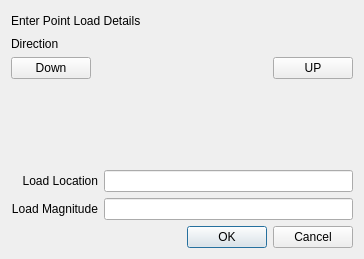
mark2661/beamCalculator, file ui/Add_pointLoad_dialog_window.ui: the form before one commit.
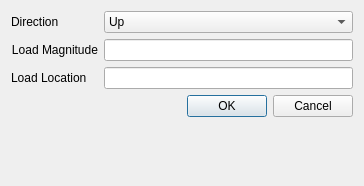
The form after the commit.

Commit message: updating main before switching to uic.loadUi

Patch:
```diff
--- a/ui/Add_pointLoad_dialog_window.ui
+++ b/ui/Add_pointLoad_dialog_window.ui
@@ -7,118 +7,41 @@
     <x>0</x>
     <y>0</y>
     <width>364</width>
-    <height>259</height>
+    <height>186</height>
    </rect>
   </property>
-  <property name="minimumSize">
-   <size>
-    <width>346</width>
-    <height>144</height>
-   </size>
-  </property>
-  <property name="maximumSize">
-   <size>
-    <width>364</width>
-    <height>259</height>
-   </size>
-  </property>
   <property name="windowTitle">
    <string>Dialog</string>
   </property>
-  <layout class="QGridLayout" name="gridLayout">
-   <item row="0" column="0" colspan="2">
-    <widget class="QLabel" name="label_3">
-     <property name="minimumSize">
-      <size>
-       <width>346</width>
-       <height>20</height>
-      </size>
-     </property>
-     <property name="maximumSize">
-      <size>
-       <width>346</width>
-       <height>20</height>
-      </size>
-     </property>
-     <property name="text">
-      <string>Enter Point Load Details </string>
-     </property>
-    </widget>
-   </item>
-   <item row="1" column="0" colspan="2">
-    <layout class="QVBoxLayout" name="verticalLayout_3">
-     <item>
+  <layout class="QFormLayout" name="formLayout">
+   <item row="2" column="0">
       <widget class="QLabel" name="label_4">
+     <property name="layoutDirection">
+      <enum>Qt::LeftToRight</enum>
+     </property>
        <property name="text">
         <string>Direction</string>
        </property>
       </widget>
      </item>
+   <item row="2" column="1">
+    <widget class="QComboBox" name="comboBox">
      <item>
-      <layout class="QHBoxLayout" name="horizontalLayout">
+      <property name="text">
+       <string>Up</string>
+      </property>
+     </item>
        <item>
-        <widget class="QPushButton" name="LoadDirectionDownButtton">
          <property name="text">
           <string>Down</string>
          </property>
-        </widget>
-       </item>
-       <item>
-        <spacer name="horizontalSpacer">
-         <property name="orientation">
-          <enum>Qt::Horizontal</enum>
-         </property>
-         <property name="sizeHint" stdset="0">
-          <size>
-           <width>98</width>
-           <height>20</height>
-          </size>
-         </property>
-        </spacer>
-       </item>
-       <item>
-        <widget class="QPushButton" name="LoadDirectionUpButton">
-         <property name="text">
-          <string>UP</string>
-         </property>
-        </widget>
-       </item>
-      </layout>
-     </item>
-    </layout>
-   </item>
-   <item row="2" column="0" colspan="2">
-    <spacer name="verticalSpacer">
-     <property name="orientation">
-      <enum>Qt::Vertical</enum>
-     </property>
-     <property name="sizeHint" stdset="0">
-      <size>
-       <width>20</width>
-       <height>59</height>
-      </size>
-     </property>
-    </spacer>
+     </item>
+    </widget>
    </item>
    <item row="3" column="0">
-    <layout class="QVBoxLayout" name="verticalLayout">
-     <item>
-      <widget class="QLabel" name="label">
-       <property name="layoutDirection">
-        <enum>Qt::RightToLeft</enum>
-       </property>
-       <property name="text">
-        <string>Load Location</string>
-       </property>
-       <property name="alignment">
-        <set>Qt::AlignRight|Qt::AlignTrailing|Qt::AlignVCenter</set>
-       </property>
-      </widget>
-     </item>
-     <item>
       <widget class="QLabel" name="label_2">
        <property name="layoutDirection">
-        <enum>Qt::RightToLeft</enum>
+      <enum>Qt::LeftToRight</enum>
        </property>
        <property name="text">
         <string>Load Magnitude</string>
@@ -126,21 +49,34 @@
        <property name="alignment">
         <set>Qt::AlignRight|Qt::AlignTrailing|Qt::AlignVCenter</set>
        </property>
-      </widget>
-     </item>
-    </layout>
+     <property name="indent">
+      <number>0</number>
+     </property>
+    </widget>
    </item>
    <item row="3" column="1">
-    <layout class="QVBoxLayout" name="verticalLayout_2">
-     <item>
       <widget class="QLineEdit" name="LoadLocationInputField"/>
      </item>
-     <item>
+   <item row="4" column="0">
+    <widget class="QLabel" name="label">
+     <property name="layoutDirection">
+      <enum>Qt::LeftToRight</enum>
+     </property>
+     <property name="text">
+      <string>Load Location</string>
+     </property>
+     <property name="alignment">
+      <set>Qt::AlignLeading|Qt::AlignLeft|Qt::AlignVCenter</set>
+     </property>
+     <property name="indent">
+      <number>0</number>
+     </property>
+    </widget>
+   </item>
+   <item row="4" column="1">
       <widget class="QLineEdit" name="LoadMagnitudeInputfield"/>
      </item>
-    </layout>
-   </item>
-   <item row="4" column="0" colspan="2">
+   <item row="7" column="1">
     <widget class="QDialogButtonBox" name="buttonBox">
      <property name="orientation">
       <enum>Qt::Horizontal</enum>
```
Lines whose indentation alone changed are shown as unchanged. The commit also changes 23 other files.
